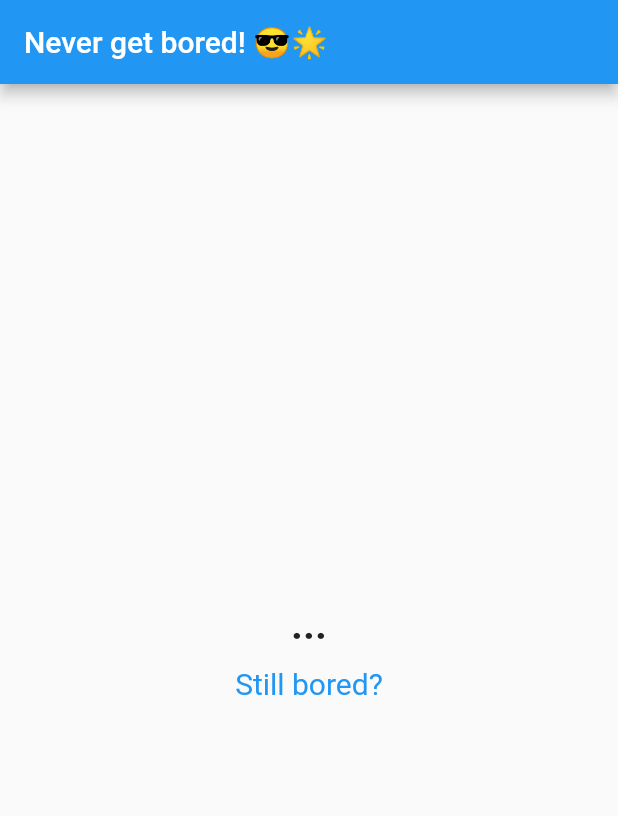
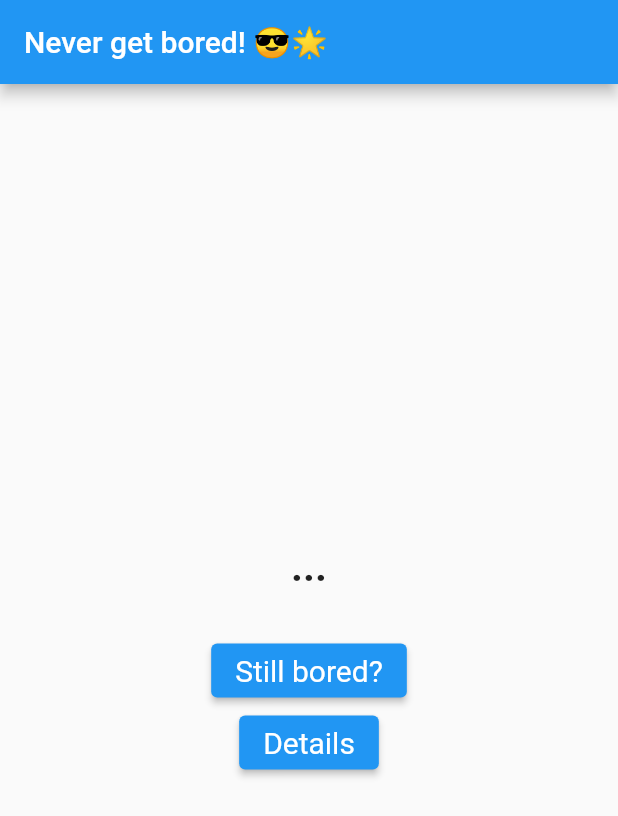
Before and after one commit to BorisDmv/bored-app-flutter, a Flutter app: the screen it shows after launch, on a phone screen of 412 x 824 dp. Shown: the top 816 px of the screen. Run offline on Flutter 3.47's test engine with Material 2 defaults, Android fonts, the phone set to English and light mode, and no system bars; network calls fail.

Commit message:
details page added and initState for retrieving data at app launch

```diff
--- a/lib/main.dart
+++ b/lib/main.dart
@@ -1,6 +1,7 @@
 import 'package:flutter/material.dart';
 import 'package:http/http.dart' as http;
 import 'dart:convert';
+import './details.dart';
 
 void main() {
   runApp(MyApp());
@@ -32,6 +33,13 @@ class MyApp2 extends StatefulWidget {
 class MyAppState extends State<MyApp2> {
   String activity = "...";
 
+  @override
+  void initState() {
+    super.initState();
+
+    RetrieveData();
+  }
+
   RetrieveData() async {
     var url = Uri.https('www.boredapi.com', '/api/activity/', {'q': '{http}'});
 
@@ -47,6 +55,7 @@ class MyAppState extends State<MyApp2> {
 
   Widget build(BuildContext context) {
     return MaterialApp(
+      theme: ThemeData(brightness: Brightness.light),
       home: Scaffold(
           body: Center(
               child: Column(
@@ -57,12 +66,12 @@ class MyAppState extends State<MyApp2> {
             style: TextStyle(fontSize: 27.5, fontWeight: FontWeight.bold),
             textAlign: TextAlign.center,
           ),
-          Row(
+          Column(
             mainAxisAlignment: MainAxisAlignment.center,
             children: [
               const SizedBox(height: 30),
-              TextButton(
-                style: TextButton.styleFrom(
+              ElevatedButton(
+                style: ElevatedButton.styleFrom(
                   textStyle: const TextStyle(fontSize: 20),
                 ),
                 onPressed: () {
@@ -70,8 +79,18 @@ class MyAppState extends State<MyApp2> {
                 },
                 child: const Text('Still bored?'),
               ),
+              ElevatedButton(
+                style: ElevatedButton.styleFrom(
+                  textStyle: const TextStyle(fontSize: 20),
+                ),
+                onPressed: () {
+                  Navigator.push(context,
+                      MaterialPageRoute(builder: (context) => DetailPage()));
+                },
+                child: const Text('Details'),
+              ),
             ],
-          )
+          ),
         ],
       ))),
     );
```
Also changed, not shown: lib/details.dart (added, +19 -0 lines).
